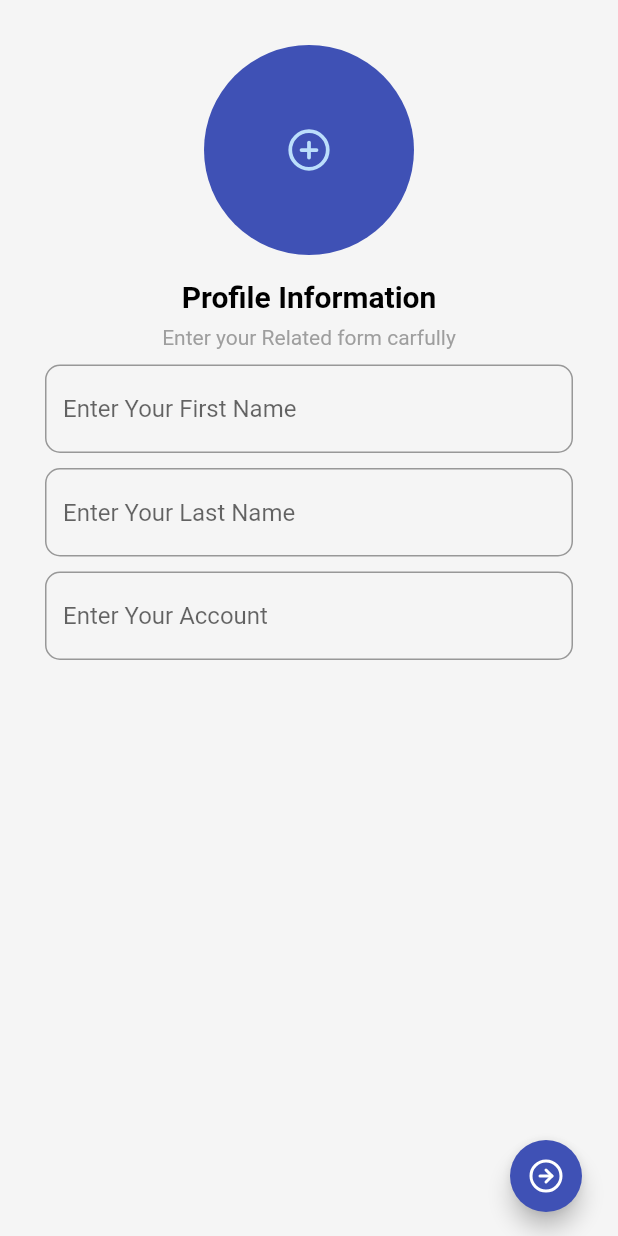
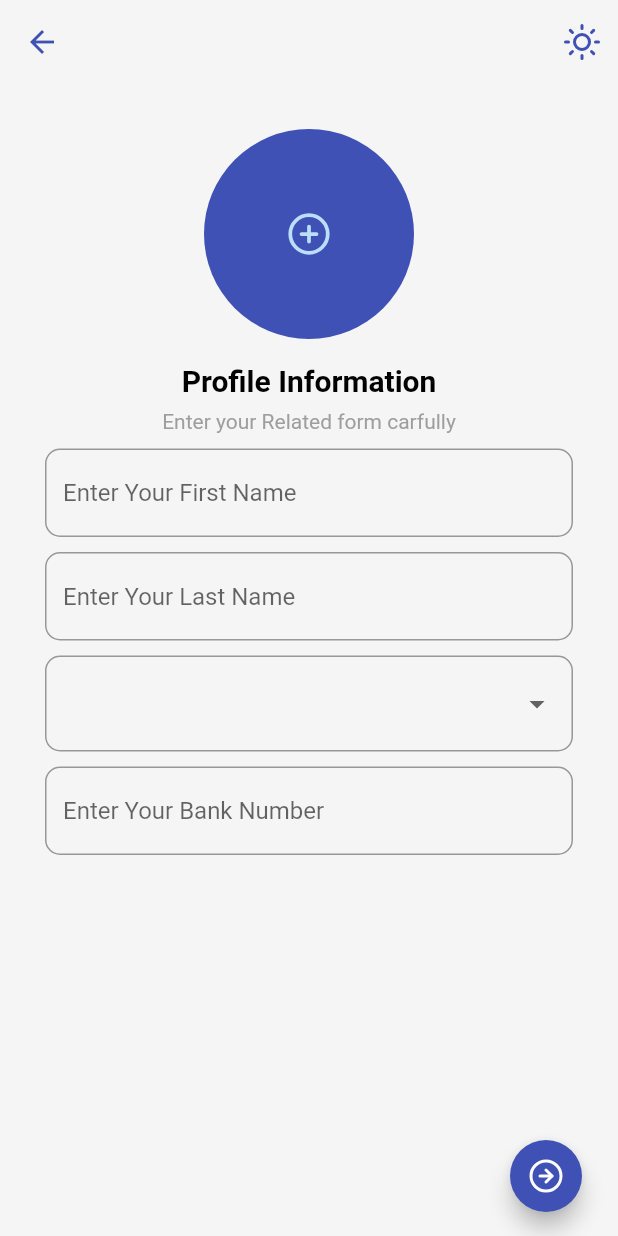
Before and after one commit to anonymousdomain/equb, a Flutter app: the UserProifle screen opened directly, on a phone screen of 412 x 824 dp. Run offline on Flutter 3.47's test engine with Material 2 defaults, Android fonts, the phone set to English and light mode, and no system bars; our stand-ins replace connectivity_plus, country_code_picker, firebase_auth, firebase_core, flutter_feather_icons, flutter_svg and 2 more; missing offline and left inert: firebase_app_check; accounts and stored records are empty.

Commit message:
user profile ui

```diff
--- a/lib/screens/user_profile.dart
+++ b/lib/screens/user_profile.dart
@@ -1,4 +1,7 @@
+import 'dart:developer';
+
 import 'package:equb/utils/theme.dart';
+import 'package:equb/widget/custom_text_formfield.dart';
 import 'package:flutter/material.dart';
 import 'package:flutter_feather_icons/flutter_feather_icons.dart';
 
@@ -14,22 +17,54 @@ class _UserProifleState extends State<UserProifle> {
 
   final TextEditingController _nameController = TextEditingController();
 
-  final TextEditingController _userController = TextEditingController();
+  final TextEditingController _userNameController = TextEditingController();
 
   final TextEditingController _bankController = TextEditingController();
+  String? _selectedItem;
 
+  final _items = [
+    'Dashn Bank',
+    'Ethiopian Comericial Bank',
+    'Abbisinya Bank',
+    'Zemen Bank',
+  ];
   @override
   void dispose() {
     _nameController.dispose();
-    _userController.dispose();
+    _userNameController.dispose();
     _bankController.dispose();
     super.dispose();
+  }
+
+  void register() {
+    print(_nameController.text);
+    print(_userNameController.text);
+    print(_bankController.text);
+    print(_selectedItem);
+    if (_profileFormKey.currentState!.validate()) {
+      log('success');
+    }
   }
 
   @override
   Widget build(BuildContext context) {
     return SafeArea(
         child: Scaffold(
+      appBar: AppBar(
+        elevation: 0,
+        backgroundColor: Theme.of(context).scaffoldBackgroundColor,
+        actions: [
+          IconButton(
+            padding: EdgeInsets.all(10),
+            onPressed: () {
+              currentTheme.toggleTheme();
+            },
+            icon: currentTheme.currentTheme == ThemeMode.dark
+                ? Icon(FeatherIcons.moon)
+                : Icon(FeatherIcons.sun),
+          ),
+        ],
+      ),
       body: SingleChildScrollView(
         child: Padding(
           padding: EdgeInsets.all(30.0),
@@ -70,9 +105,9 @@ class _UserProifleState extends State<UserProifle> {
                 ),
                 SizedBox(height: 10.0),
                 TextFormField(
+                  controller: _nameController,
                   style: TextStyle(
                       color: Theme.of(context).textTheme.headline1!.color),
-                  initialValue: '',
                   decoration: InputDecoration(
                     focusColor: Theme.of(context).primaryColor,
                     hintText: 'Enter Your First Name',
@@ -86,9 +121,9 @@ class _UserProifleState extends State<UserProifle> {
                   height: 10,
                 ),
                 TextFormField(
+                  controller: _userNameController,
                   style: TextStyle(
                       color: Theme.of(context).textTheme.headline1!.color),
-                  initialValue: '',
                   decoration: InputDecoration(
                     focusColor: Theme.of(context).primaryColor,
                     hintText: 'Enter Your Last Name',
@@ -101,17 +136,39 @@ class _UserProifleState extends State<UserProifle> {
                 SizedBox(
                   height: 10,
                 ),
-                TextFormField(
+                DropdownButtonFormField(
+                  borderRadius: BorderRadius.circular(10),
+                  focusColor: Theme.of(context).primaryColor,
+                  value: _selectedItem,
+                  dropdownColor: Theme.of(context).scaffoldBackgroundColor,
+                  decoration: InputDecoration(
+                      fillColor: Theme.of(context).primaryColor,
+                      border: OutlineInputBorder(
+                        borderRadius: BorderRadius.circular(10),
+                      )),
                   style: TextStyle(
                       color: Theme.of(context).textTheme.headline1!.color),
-                  initialValue: '',
+                  items: _items.map((item) {
+                    return DropdownMenuItem(value: item, child: Text(item));
+                  }).toList(),
+                  onChanged: (String? value) {
+                    setState(() {
+                      _selectedItem = value!;
+                    });
+                  },
+                  isDense: true,
+                ),
+                SizedBox(
+                  height: 10,
+                ),
+                TextFormField(
+                  controller: _bankController,
+                  keyboardType: TextInputType.number,
+                  style: TextStyle(
+                      color: Theme.of(context).textTheme.headline1!.color),
                   decoration: InputDecoration(
-                    // prefix: DropdownButtonFormField(
-                    //   items: const [],
-                    //   onChanged: ,
-                    // ),
                     focusColor: Theme.of(context).primaryColor,
-                    hintText: 'Enter Your Account',
+                    hintText: 'Enter Your Bank Number',
                     border: OutlineInputBorder(
                       borderRadius: BorderRadius.circular(10),
                       borderSide: BorderSide(color: Colors.indigo, width: 2),
@@ -126,7 +183,7 @@ class _UserProifleState extends State<UserProifle> {
       floatingActionButton: FloatingActionButton.extended(
           backgroundColor: Theme.of(context).primaryColor,
           shape: CircleBorder(),
-          onPressed: () {},
+          onPressed: register,
           label: Icon(FeatherIcons.arrowRightCircle)),
     ));
   }
```
Also changed, not shown: lib/main.dart (line endings or trailing spaces).
